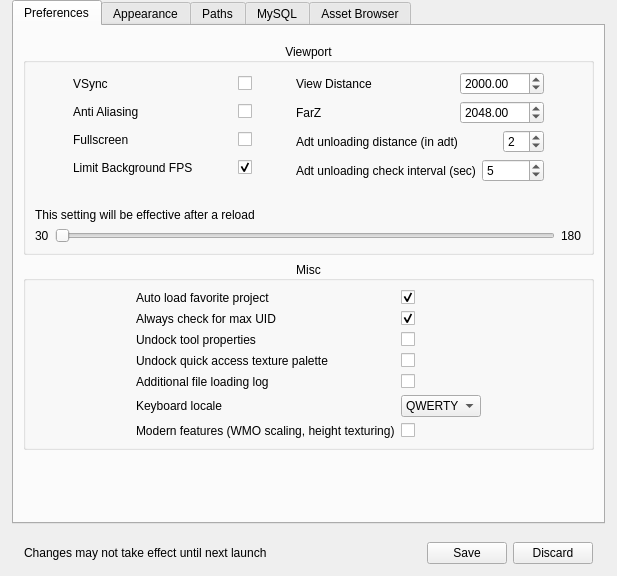
This is src/noggit/ui/windows/settingsPanel/SettingsPanel.ui in Marlamin/noggit-red as Qt 5 draws it before an edit. The edited form follows.
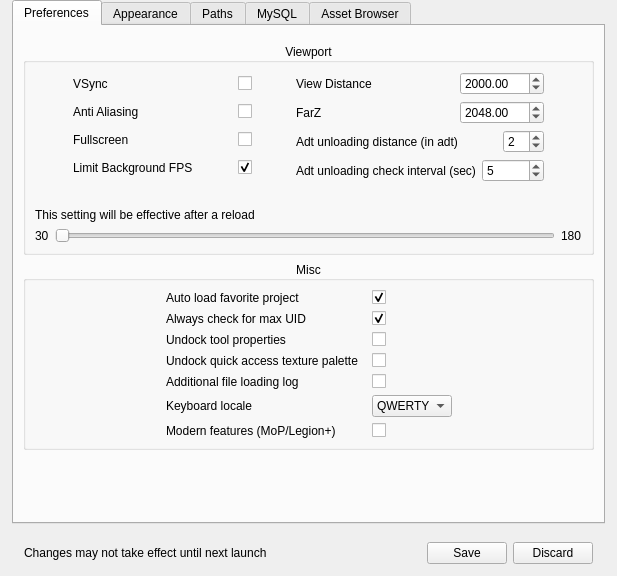
This is the edited form. Icons and pictures are not drawn. Custom widgets are drawn as their Qt base class.

Commit message: Hook up modern feature setting

```diff
--- a/src/noggit/ui/windows/settingsPanel/SettingsPanel.ui
+++ b/src/noggit/ui/windows/settingsPanel/SettingsPanel.ui
@@ -670,7 +670,7 @@
                         </size>
                       </property>
                       <property name="text">
-                        <string>Modern features (WMO scaling, height texturing)</string>
+                        <string>Modern features (MoP/Legion+)</string>
                       </property>
                     </widget>
                   </item>
```
Left out of the diff: 3 changed lines with no effect on the pictures. The commit also changes 1 other file.
